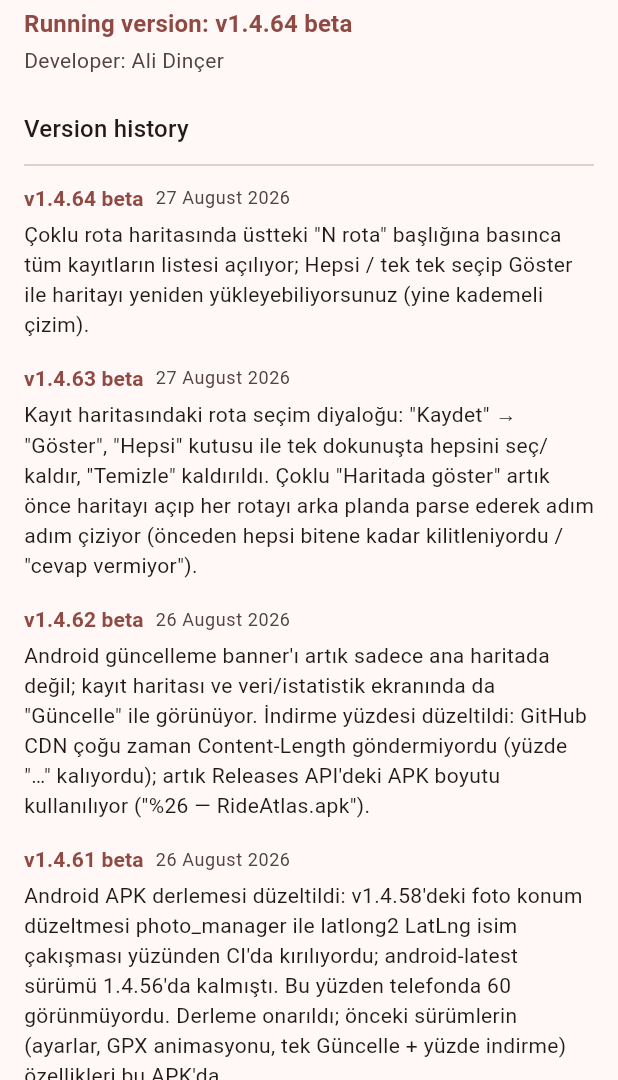
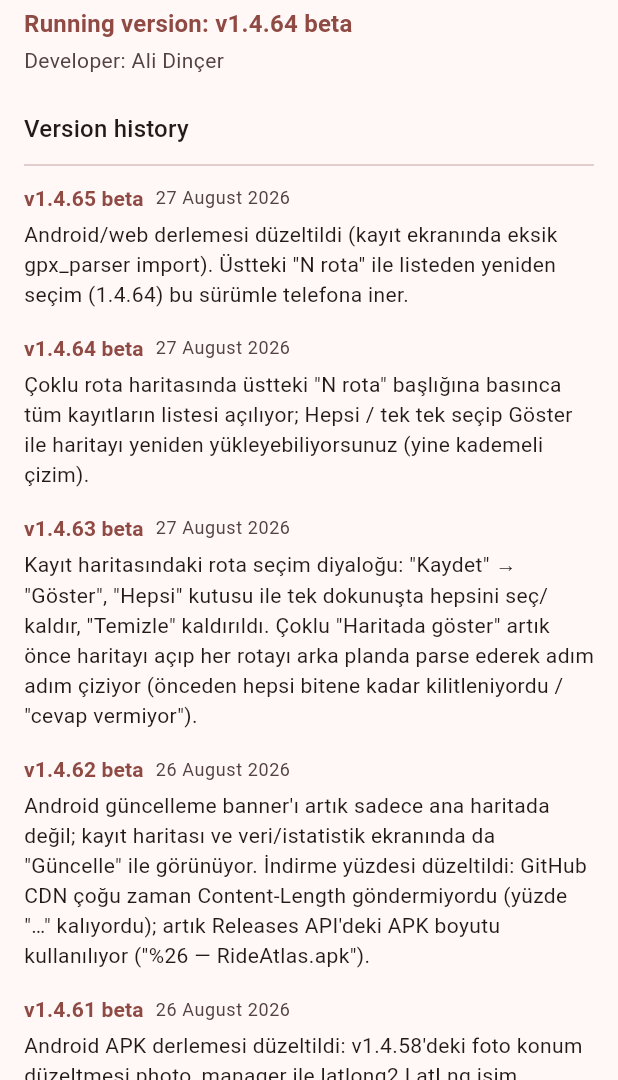
Before and after one commit to alid67-git/RideAtlas, a Flutter app: the AboutScreen screen opened directly, on a phone screen of 412 x 824 dp, the part 156-1236 px from its top. Run offline on Flutter 3.47's test engine with Material 3 defaults, Android fonts, the phone set to English and light mode, and no system bars; our stand-ins replace battery_plus, file_picker, fl_chart, flutter_map, geolocator, hive and 6 more; missing offline and left inert: exif, gpx, photo_manager; accounts and stored records are empty; generated files the repository leaves out were written again.

```diff
--- a/lib/changelog.dart
+++ b/lib/changelog.dart
@@ -19,6 +19,14 @@ class ChangelogEntry {
 }
 
 const kChangelog = <ChangelogEntry>[
+  ChangelogEntry(
+    version: 'v1.4.65 beta',
+    date: '2026-08-27',
+    note:
+        'Android/web derlemesi düzeltildi (kayıt ekranında eksik gpx_parser '
+        'import). Üstteki "N rota" ile listeden yeniden seçim (1.4.64) bu '
+        'sürümle telefona iner.',
+  ),
   ChangelogEntry(
     version: 'v1.4.64 beta',
     date: '2026-08-27',
--- a/lib/screens/record_screen.dart
+++ b/lib/screens/record_screen.dart
@@ -27,6 +27,7 @@ import '../services/daily_analysis.dart' show colorForDay;
 import '../services/exif_gps.dart';
 import '../services/gallery_scan.dart';
 import '../services/gps_recorder.dart';
+import '../services/gpx_parser.dart';
 import '../services/app_update_controller.dart';
 import '../services/track_io.dart';
 import '../widgets/app_update_ui.dart';
```
